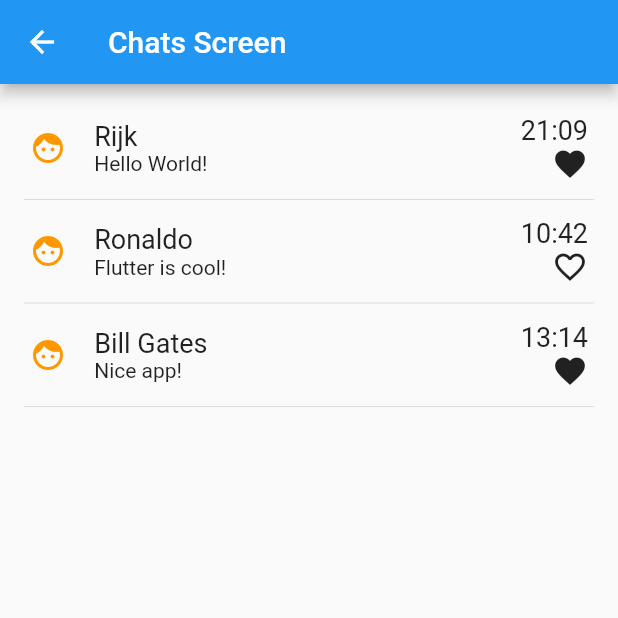
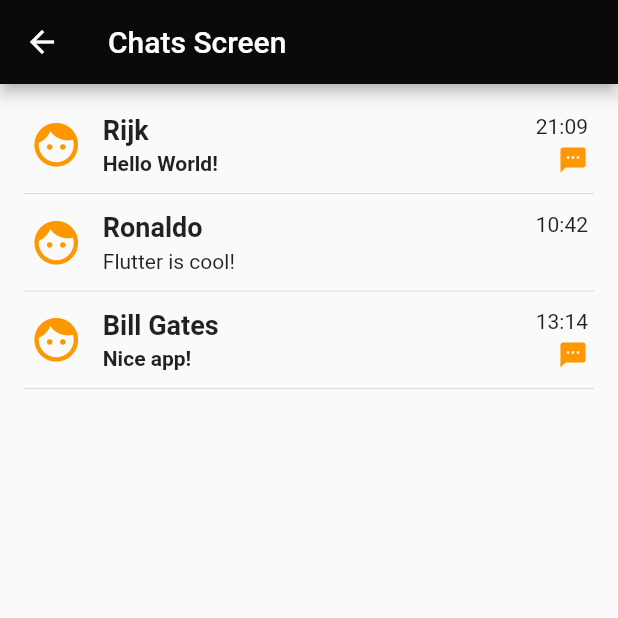
Before and after one commit to rijkdw/the_shed, a Flutter app: the Chats screen opened directly, on a phone screen of 412 x 824 dp, the top half of it. Run offline on Flutter 3.47's test engine with Material 2 defaults, Android fonts, the phone set to English and light mode, and no system bars; our stand-ins replace curved_navigation_bar.

Commit message:
Prettier and better data handling

```diff
--- a/front-end/lib/screens/home/chats.dart
+++ b/front-end/lib/screens/home/chats.dart
@@ -2,12 +2,15 @@ import 'package:flutter/material.dart';
 
 class Chats extends StatelessWidget {
 
-  final _biggerFont = const TextStyle(fontSize: 18.0);
+  final _senderFont = const TextStyle(fontSize: 18.0, fontWeight: FontWeight.bold);
+  final _messageReadFont = const TextStyle(fontSize: 14.0);
+  final _messageUnreadFont = const TextStyle(fontSize: 14.0, fontWeight: FontWeight.bold);
+  final _messageTimeFont = const TextStyle(fontSize: 14.0);
 
-  var _users = [
-    { 'name': 'Rijk', 'last_message': 'Hello World!', 'last_message_time': '21:09', 'message': true },
-    { 'name': 'Ronaldo', 'last_message': 'Flutter is cool!', 'last_message_time': '10:42', 'message': false },
-    { 'name': 'Bill Gates', 'last_message': 'Nice app!', 'last_message_time': '13:14', 'message': true }
+  var _messagesArr = [
+    { 'name': 'Rijk', 'last_message': 'Hello World!', 'last_message_time': '21:09', 'unread': true },
+    { 'name': 'Ronaldo', 'last_message': 'Flutter is cool!', 'last_message_time': '10:42', 'unread': false },
+    { 'name': 'Bill Gates', 'last_message': 'Nice app!', 'last_message_time': '13:14', 'unread': true }
   ];
 
   @override
@@ -15,6 +18,7 @@ class Chats extends StatelessWidget {
     return Scaffold(
       appBar: AppBar(
         title: Text("Chats Screen"),
+        backgroundColor: Color.fromRGBO(10, 10, 10, 1.0),
       ),
       body: _buildChatsList(),
     );
@@ -27,12 +31,19 @@ class Chats extends StatelessWidget {
         if (i.isOdd) return Divider();
 
         final index = i ~/ 2;
-        if (index < _users.length) return _buildRow(_users[index]);
+        if (index < _messagesArr.length) return _buildRow(_messagesArr[index]);
+        else return null;
       }
     );
   }
 
-  Widget _buildRow(userDict) {
+  Widget _buildRow(messageDict) {
+
+    String _username = messageDict['name'];
+    String _message_text = messageDict['last_message'];
+    String _message_time = messageDict['last_message_time'];
+    bool _unread = messageDict['unread'];
+
     return Container(
       padding: const EdgeInsets.all(4),
       child: Row(
@@ -40,13 +51,16 @@ class Chats extends StatelessWidget {
 
           // profile picture
           Expanded(
-            flex: 13,
+            flex: 15,
             child: Container(
-              // padding: const EdgeInsets.only(right: 10),
               child: Column(
                 crossAxisAlignment: CrossAxisAlignment.start,
                 children: [
-                  Icon(Icons.face, color: Colors.orange)
+                  Icon(
+                    Icons.face,
+                    color: Colors.orange,
+                    size: 35,
+                  )
                 ]
               ),
             ),
@@ -59,8 +73,19 @@ class Chats extends StatelessWidget {
               child: Column(
                 crossAxisAlignment: CrossAxisAlignment.start,
                 children: [
-                  Text(userDict['name'], style: _biggerFont, textAlign: TextAlign.left),
-                  Text(userDict['last_message'], textAlign: TextAlign.left),
+                  Container(
+                    padding: const EdgeInsets.only(bottom: 4),
+                    child: Text(
+                      _username,
+                      style: _senderFont,
+                      textAlign: TextAlign.left
+                    ),
+                  ),
+                  Text(
+                    _message_text,
+                    style: _unread? _messageUnreadFont : _messageReadFont,
+                    textAlign: TextAlign.left
+                  ),
                 ]
               ),
             ),
@@ -74,8 +99,19 @@ class Chats extends StatelessWidget {
               child: Column(
                 crossAxisAlignment: CrossAxisAlignment.end,
                 children: [
-                  Text(userDict['last_message_time'], style: _biggerFont, textAlign: TextAlign.left),
-                  Icon(userDict['message']? Icons.favorite: Icons.favorite_border),
+                  Container(
+                    padding: const EdgeInsets.only(bottom: 4),
+                    child: Text(
+                      _message_time,
+                      style: _messageTimeFont,
+                      textAlign: TextAlign.left
+                    ),
+                  ),
+                  Icon(
+                    _unread? Icons.sms : null,
+                    color: Colors.orange,
+                    size: 20,
+                  ),
                 ]
               ),
             ),
```
